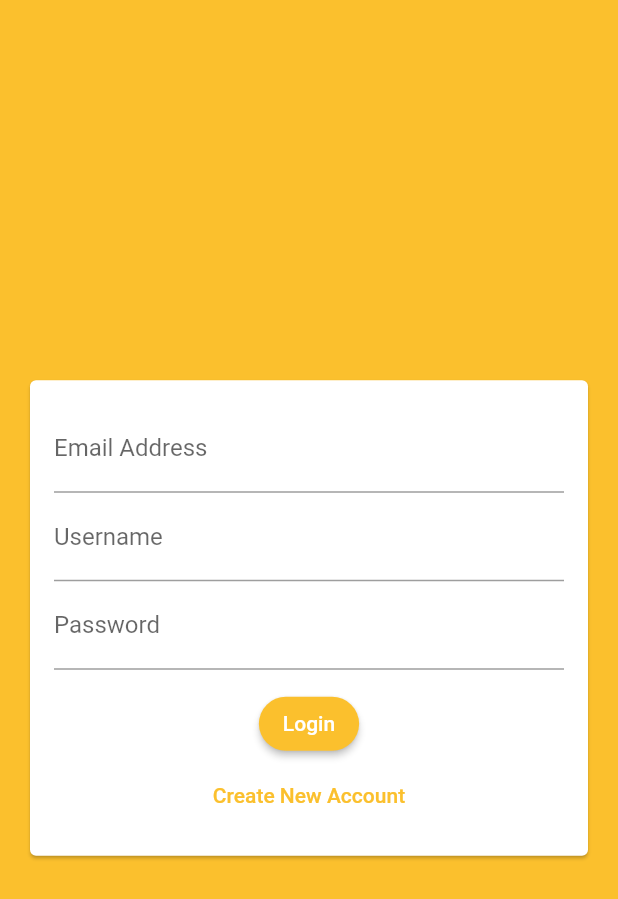
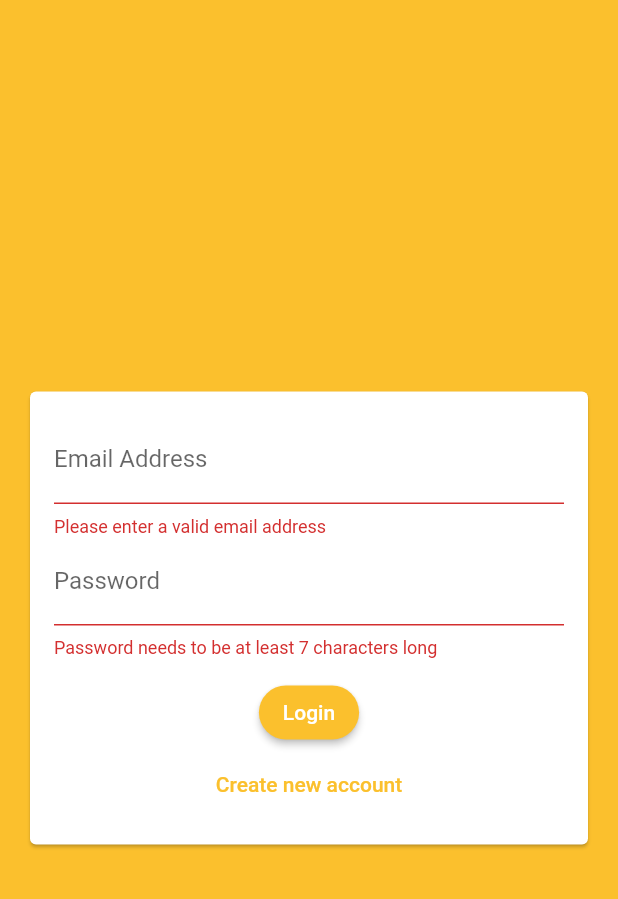
Before and after one commit to dondonjedd/chat-app, a Flutter app: the screen it shows after launch, after a tap on "Login", on a phone screen of 412 x 824 dp. Shown: the top 899 px of the screen. Run offline on Flutter 3.47's test engine with Material 2 defaults, Android fonts, the phone set to English and light mode, and no system bars; our stand-ins replace cloud_firestore, firebase_core; accounts and stored records are empty.

Commit message:
create authentication form

```diff
--- a/lib/widgets/auth_form.dart
+++ b/lib/widgets/auth_form.dart
@@ -8,6 +8,24 @@ class AuthForm extends StatefulWidget {
 }
 
 class _AuthFormState extends State<AuthForm> {
+  final _formKey = GlobalKey<FormState>();
+  bool _loginMode = true;
+  String _userEmail = '';
+  String _userName = '';
+  String _userPassword = '';
+
+  void _trySubmit() {
+    final isValid = _formKey.currentState!.validate();
+    FocusScope.of(context).unfocus();
+
+    if (isValid) {
+      _formKey.currentState!.save();
+      print(_userEmail);
+      print(_userName);
+      print(_userPassword);
+    }
+  }
+
   @override
   Widget build(BuildContext context) {
     return Center(
@@ -17,31 +35,73 @@ class _AuthFormState extends State<AuthForm> {
           child: Padding(
             padding: const EdgeInsets.all(16),
             child: Form(
+                key: _formKey,
                 child: Column(
                   mainAxisSize: MainAxisSize.min,
                   children: [
                     TextFormField(
+                      key: const ValueKey('email'),
+                      validator: (value) {
+                        if (value!.isEmpty || !value.contains('@')) {
+                          return 'Please enter a valid email address';
+                        }
+                        return null;
+                      },
                       keyboardType: TextInputType.emailAddress,
-                  decoration: const InputDecoration(labelText: 'Email Address'),
+                      decoration:
+                          const InputDecoration(labelText: 'Email Address'),
+                      onSaved: (newValue) {
+                        _userEmail = newValue!;
+                      },
+                    ),
+                    if (!_loginMode)
+                      TextFormField(
+                        key: const ValueKey('username'),
+                        validator: (value) {
+                          if (value!.isEmpty || value.length < 4) {
+                            return 'Username needs to be at least 4 characters long';
+                          }
+                          return null;
+                        },
+                        decoration:
+                            const InputDecoration(labelText: 'Username'),
+                        onSaved: (newValue) {
+                          _userName = newValue!;
+                        },
                       ),
                     TextFormField(
-                  decoration: const InputDecoration(labelText: 'Username'),
-                ),
-                TextFormField(
+                      key: const ValueKey('password'),
+                      validator: (value) {
+                        if (value!.isEmpty || value.length < 7) {
+                          return 'Password needs to be at least 7 characters long';
+                        }
+                        return null;
+                      },
                       decoration: const InputDecoration(labelText: 'Password'),
                       obscureText: true,
+                      onSaved: (newValue) {
+                        _userPassword = newValue!;
+                      },
                     ),
                     const SizedBox(
                       height: 12,
                     ),
                     ElevatedButton(
-                    onPressed: () {},
+                        onPressed: _trySubmit,
                         style: ButtonStyle(
                             backgroundColor: MaterialStatePropertyAll(
                                 Theme.of(context).colorScheme.primary)),
-                    child: const Text('Login')),
+                        child: Text(_loginMode ? 'Login' : 'Sign up')),
                     TextButton(
-                    onPressed: () {}, child: const Text('Create New Account')),
+                        onPressed: () {
+                          setState(() {
+                            _loginMode = !_loginMode;
+                          });
+                          _formKey.currentState!.reset();
+                        },
+                        child: Text(_loginMode
+                            ? 'Create new account'
+                            : 'Log in instead')),
                   ],
                 )),
           ),
```
Lines whose indentation alone changed are shown as unchanged.
